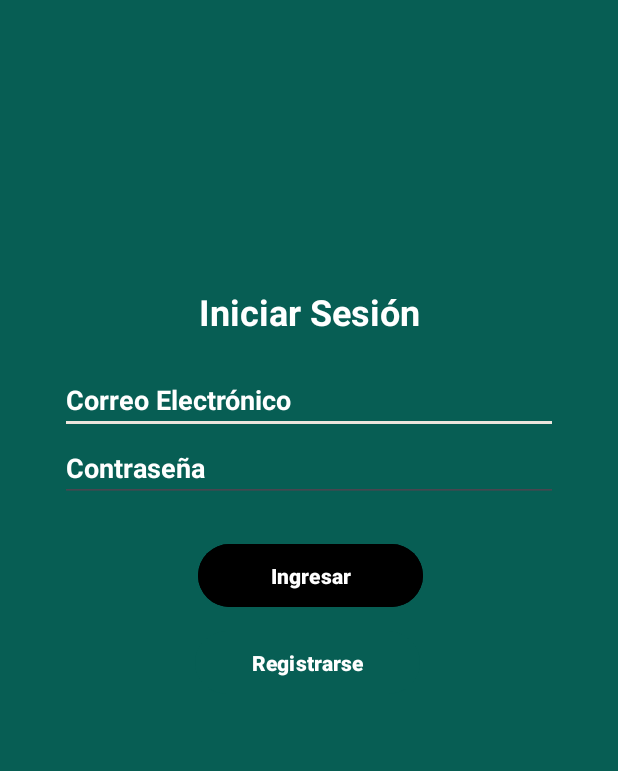
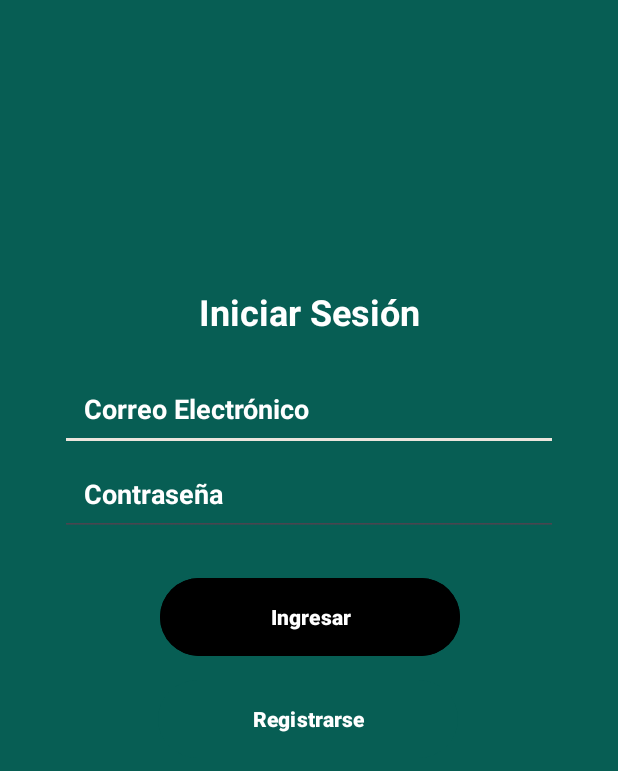
Before and after one commit to Christian3033/MINECHAP_APP, an Android app: the screen it shows after launch (Login), on a phone screen of 412 x 824 dp. Shown: the top 771 px of the screen. Run offline under Robolectric (Android 15) with nearby library versions, the phone set to English and light mode, and no system bars; our stand-ins replace Firebase (no records; nobody signed in at launch, a user with empty details on screens opened directly).

Commit message:
Actualizando 2.0

```diff
--- a/app/src/main/res/drawable/logo_minechap.xml
+++ /dev/null
@@ -1,5 +0,0 @@
-<vector xmlns:android="http://schemas.android.com/apk/res/android" android:height="24dp" android:tint="#FFFFFF" android:viewportHeight="24" android:viewportWidth="24" android:width="24dp">
-
-    <path android:fillColor="@android:color/white" android:pathData="M20,2H4.01c-1.1,0 -2,0.9 -2,2L2,22l4,-4h14c1.1,0 2,-0.9 2,-2V4C22,2.9 21.1,2 20,2zM12,6c1.1,0 2,0.9 2,2s-0.9,2 -2,2s-2,-0.9 -2,-2S10.9,6 12,6zM16,14H8v-0.57c0,-0.81 0.48,-1.53 1.22,-1.85C10.07,11.21 11.01,11 12,11c0.99,0 1.93,0.21 2.78,0.58C15.52,11.9 16,12.62 16,13.43V14z"/>
-
-</vector>
--- a/app/src/main/res/layout/activity_login.xml
+++ b/app/src/main/res/layout/activity_login.xml
@@ -23,25 +23,24 @@
         app:layout_constraintTop_toTopOf="parent" />
 
     <!-- Campo de correo electrónico -->
-
-    <!-- Campo de contraseña -->
     <EditText
         android:id="@+id/etEmail"
         android:layout_width="0dp"
         android:layout_height="wrap_content"
         android:layout_marginHorizontal="24dp"
         android:layout_marginTop="20dp"
+        android:layout_marginBottom="16dp"
         android:hint="Correo Electrónico"
         android:inputType="textEmailAddress"
         android:textColor="@color/white"
         android:textColorHint="@color/white"
         android:textStyle="bold"
+        android:padding="16dp"
         app:layout_constraintEnd_toEndOf="parent"
         app:layout_constraintStart_toStartOf="parent"
-        app:layout_constraintTop_toBottomOf="@id/tvTitle"
-        android:drawablePadding="8dp"
-        android:layout_marginBottom="16dp"/>
+        app:layout_constraintTop_toBottomOf="@id/tvTitle" />
 
+    <!-- Campo de contraseña -->
     <EditText
         android:id="@+id/etPassword"
         android:layout_width="0dp"
@@ -53,17 +52,16 @@
         android:textColor="@color/white"
         android:textColorHint="@color/white"
         android:textStyle="bold"
+        android:padding="16dp"
         app:layout_constraintEnd_toEndOf="parent"
         app:layout_constraintStart_toStartOf="parent"
         app:layout_constraintTop_toBottomOf="@id/etEmail" />
 
     <!-- Botón de "Ingresar" -->
-
-    <!-- Botón de "Registrarse" -->
     <Button
         android:id="@+id/btnLogin"
-        android:layout_width="150dp"
-        android:layout_height="50dp"
+        android:layout_width="200dp"
+        android:layout_height="60dp"
         android:layout_marginHorizontal="24dp"
         android:layout_marginTop="24dp"
         android:backgroundTint="@color/black"
@@ -77,10 +75,11 @@
         app:layout_constraintTop_toBottomOf="@+id/etPassword"
         app:layout_constraintVertical_bias="0.5" />
 
+    <!-- Botón de "Registrarse" -->
     <Button
         android:id="@+id/btnRegister"
-        android:layout_width="150dp"
-        android:layout_height="50dp"
+        android:layout_width="200dp"
+        android:layout_height="60dp"
         android:layout_marginHorizontal="24dp"
         android:layout_marginTop="8dp"
         android:text="Registrarse"
--- a/app/src/main/res/values/colors.xml
+++ b/app/src/main/res/values/colors.xml
@@ -3,7 +3,7 @@
     <color name="primary">#075E54</color>
     <color name="second">#ECE5DD</color>
     <color name="black">#FF000000</color>
-    <color name="white">#FFFFFFFF</color>
+    <color name="white">#FFFFFF</color>
 
     <color name = "off_white">#FDFDFD</color>
     <color name="Light_gray">#C3C3C3</color>
```
Also changed, not shown: app/src/main/res/layout/activity_registrar.xml (+9 -15 lines).
